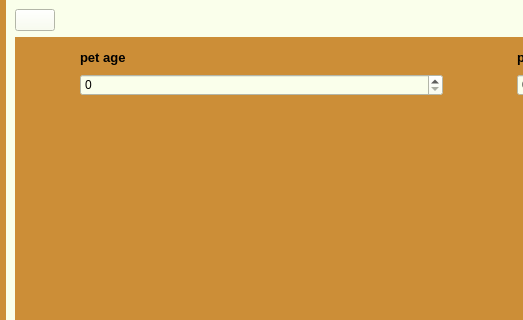
Above: program.ui from PPchayutt/PSCP-Project before the change; both pictures show x 224 to 747 and y 0 to 320 of the 1122 by 858 pixel window. Below: the same form after it.
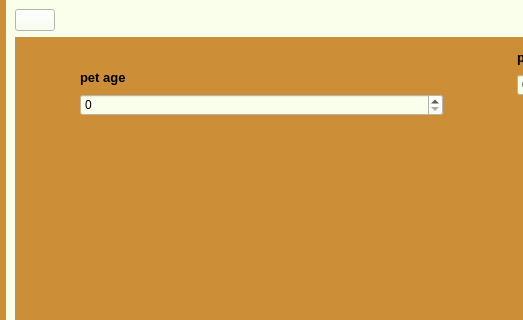
That is the form after the change. Icons and pictures are not drawn.

Commit message: อะไร

Diff of the .ui file:
```diff
--- a/program.ui
+++ b/program.ui
@@ -449,6 +449,19 @@
          <layout class="QGridLayout" name="gridLayout_2">
           <item row="0" column="0">
            <layout class="QVBoxLayout" name="verticalLayout_9">
+            <item>
+             <spacer name="horizontalSpacer_4">
+              <property name="orientation">
+               <enum>Qt::Horizontal</enum>
+              </property>
+              <property name="sizeHint" stdset="0">
+               <size>
+                <width>40</width>
+                <height>20</height>
+               </size>
+              </property>
+             </spacer>
+            </item>
             <item>
              <layout class="QVBoxLayout" name="verticalLayout_6">
               <item>
```
